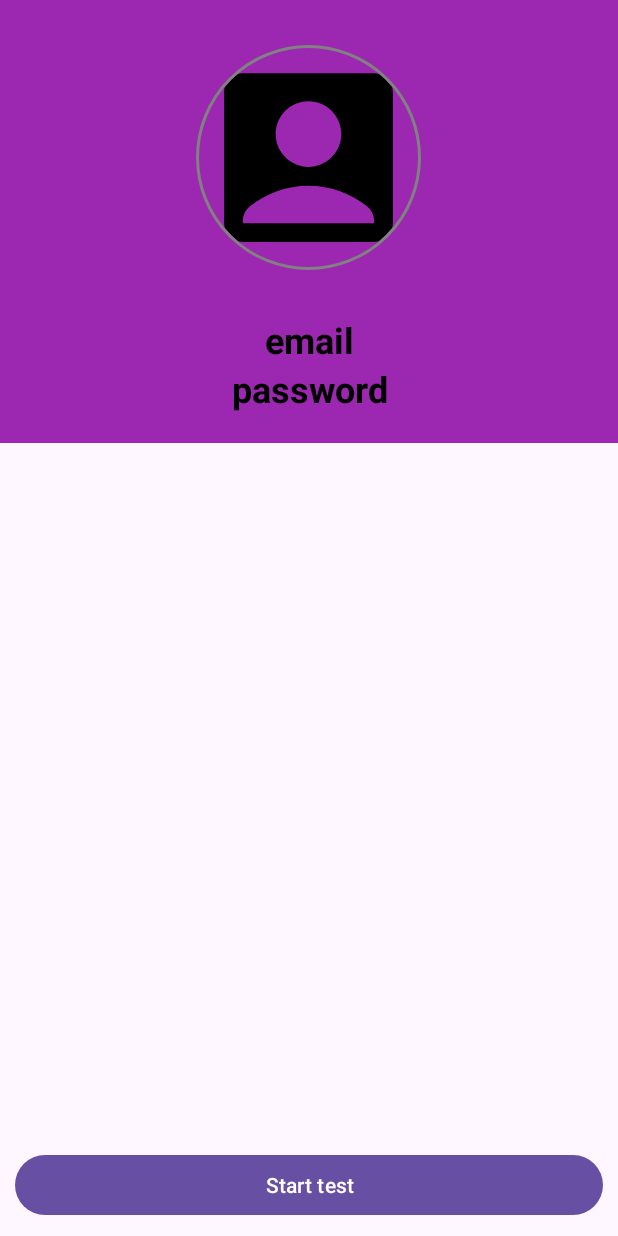
After one commit to SGDTNQZ/Android-Test-app, an Android app: the layout activity_my_cabinet.xml on its own in the app's theme, with its tools: preview values and no code run, on a phone screen of 412 x 824 dp. The commit adds this screen. Run offline under Robolectric (Android 15) with nearby library versions, the phone set to English and light mode, and no system bars.

Commit message:
first commit

```diff
--- a/app/build.gradle.kts
+++ b/app/build.gradle.kts
@@ -34,6 +34,9 @@ android {
 dependencies {
 
     implementation(libs.appcompat)
+    implementation("com.github.bumptech.glide:glide:4.16.0")
+    implementation("de.hdodenhof:circleimageview:3.1.0")
+
     implementation(libs.material)
     implementation(libs.activity)
     implementation(libs.constraintlayout)
--- a/app/src/main/AndroidManifest.xml
+++ b/app/src/main/AndroidManifest.xml
@@ -2,6 +2,7 @@
 <manifest xmlns:android="http://schemas.android.com/apk/res/android"
     xmlns:tools="http://schemas.android.com/tools">
 
+    <uses-permission android:name="android.permission.INTERNET"/>
     <application
         android:allowBackup="true"
         android:dataExtractionRules="@xml/data_extraction_rules"
@@ -12,6 +13,9 @@
         android:supportsRtl="true"
         android:theme="@style/Theme.AndroidTestApp"
         tools:targetApi="31">
+        <activity
+            android:name=".MyCabinet"
+            android:exported="false" />
         <activity
             android:name=".PracticeActivity"
             android:exported="false" />
--- a/app/src/main/java/com/littlelemon/androidtestapp/LoginActivity.java
+++ b/app/src/main/java/com/littlelemon/androidtestapp/LoginActivity.java
@@ -50,7 +50,11 @@ public class LoginActivity extends AppCompatActivity {
                 if(login_edtxt.getText().toString().equals("qwerty")
                         && password_edtxt.getText().toString().equals("123"))
                 {
-                    Intent mainIntent = new Intent(LoginActivity.this, MainActivity.class);
+                    Intent mainIntent = new Intent(LoginActivity.this, MyCabinet.class);
+
+                    mainIntent.putExtra("email",login_edtxt.getText().toString());
+                    mainIntent.putExtra("password",password_edtxt.getText().toString());
+
                     startActivity(mainIntent);
                 }
                 else{
--- a/app/src/main/java/com/littlelemon/androidtestapp/RegistrationActivity.java
+++ b/app/src/main/java/com/littlelemon/androidtestapp/RegistrationActivity.java
@@ -47,7 +47,7 @@ public class RegistrationActivity extends AppCompatActivity {
                     return;
                 }
 
-                Intent goMain = new Intent(RegistrationActivity.this, MainActivity.class);
+                Intent goMain = new Intent(RegistrationActivity.this, MyCabinet.class);
                 startActivity(goMain);
             }
         };
--- /dev/null
+++ b/app/src/main/res/drawable/baseline_account_box_24.xml
@@ -0,0 +1,5 @@
+<vector xmlns:android="http://schemas.android.com/apk/res/android" android:height="24dp" android:tint="#000000" android:viewportHeight="24" android:viewportWidth="24" android:width="24dp">
+
+    <path android:fillColor="@android:color/white" android:pathData="M19,3H5C3.9,3 3,3.9 3,5v14c0,1.1 0.9,2 2,2h14c1.1,0 2,-0.9 2,-2V5C21,3.9 20.1,3 19,3zM12,6c1.93,0 3.5,1.57 3.5,3.5c0,1.93 -1.57,3.5 -3.5,3.5s-3.5,-1.57 -3.5,-3.5C8.5,7.57 10.07,6 12,6zM19,19H5v-0.23c0,-0.62 0.28,-1.2 0.76,-1.58C7.47,15.82 9.64,15 12,15s4.53,0.82 6.24,2.19c0.48,0.38 0.76,0.97 0.76,1.58V19z"/>
+
+</vector>
--- /dev/null
+++ b/app/src/main/res/layout/activity_my_cabinet.xml
@@ -0,0 +1,68 @@
+<?xml version="1.0" encoding="utf-8"?>
+<RelativeLayout xmlns:android="http://schemas.android.com/apk/res/android"
+    xmlns:tools="http://schemas.android.com/tools"
+    android:id="@+id/main"
+    android:layout_width="match_parent"
+    android:layout_height="match_parent"
+    tools:context=".MyCabinet">
+
+    <RelativeLayout
+        android:layout_width="wrap_content"
+        android:layout_height="wrap_content"
+        android:background="@color/purple"
+        android:paddingBottom="20dp">
+
+
+        <de.hdodenhof.circleimageview.CircleImageView
+            xmlns:app="http://schemas.android.com/apk/res-auto"
+            android:id="@+id/img_user"
+            android:layout_width="150dp"
+            android:layout_height="150dp"
+            android:src="@drawable/baseline_account_box_24"
+            app:civ_border_width="2dp"
+            app:civ_border_color="#818181"
+            android:layout_marginTop="30dp"
+            android:layout_centerHorizontal="true"/>
+
+
+<!--        <ImageView-->
+<!--            android:id="@+id/img_user"-->
+<!--            android:layout_width="150dp"-->
+<!--            android:layout_height="150dp"-->
+<!--            android:src="@drawable/baseline_account_box_24"-->
+<!--            android:layout_centerHorizontal="true"-->
+<!--            android:layout_marginTop="30dp"/>-->
+
+        <TextView
+            android:id="@+id/tv_userEmail"
+            android:layout_width="match_parent"
+            android:layout_height="wrap_content"
+            android:layout_marginTop="30dp"
+            android:text="email"
+            android:textSize="24dp"
+            android:gravity="center"
+            android:textColor="@color/black"
+            android:textStyle="bold"
+            android:layout_below="@id/img_user"/>
+        <TextView
+            android:id="@+id/tv_userPassword"
+            android:layout_width="match_parent"
+            android:layout_height="wrap_content"
+            android:text="password"
+            android:textSize="24dp"
+            android:gravity="center"
+            android:textColor="@color/black"
+            android:textStyle="bold"
+            android:layout_below="@id/tv_userEmail"/>
+
+    </RelativeLayout>
+
+    <Button
+        android:id="@+id/btn_startTest"
+        android:layout_width="match_parent"
+        android:layout_height="wrap_content"
+        android:layout_alignParentBottom="true"
+        android:layout_margin="10dp"
+        android:text="Start test"/>
+
+</RelativeLayout>
--- a/app/src/main/res/values/colors.xml
+++ b/app/src/main/res/values/colors.xml
@@ -4,4 +4,5 @@
     <color name="white">#FFFFFFFF</color>
     <color name="red">#F44336</color>
     <color name="green">#4CAF50</color>
+    <color name="purple">#9C27B0</color>
 </resources>
--- a/gradle/libs.versions.toml
+++ b/gradle/libs.versions.toml
@@ -4,8 +4,8 @@ junit = "4.13.2"
 junitVersion = "1.1.5"
 espressoCore = "3.5.1"
 appcompat = "1.6.1"
-material = "1.10.0"
-activity = "1.8.0"
+material = "1.11.0"
+activity = "1.8.2"
 constraintlayout = "2.1.4"
 
 [libraries]
```
Also changed, not shown: app/src/main/java/com/littlelemon/androidtestapp/MyCabinet.java (added, +64 -0 lines).
